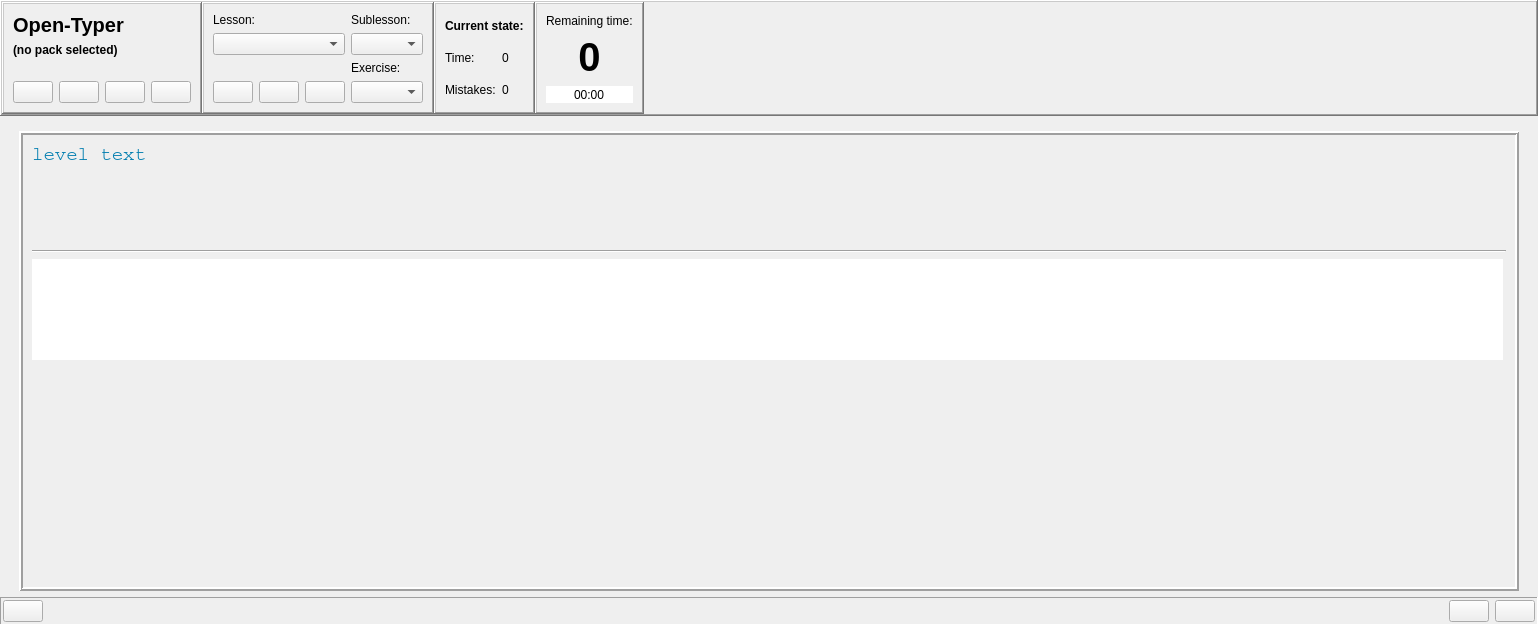
Qt form ui/opentyper.ui (Open-Typer/Open-Typer) before a commit.
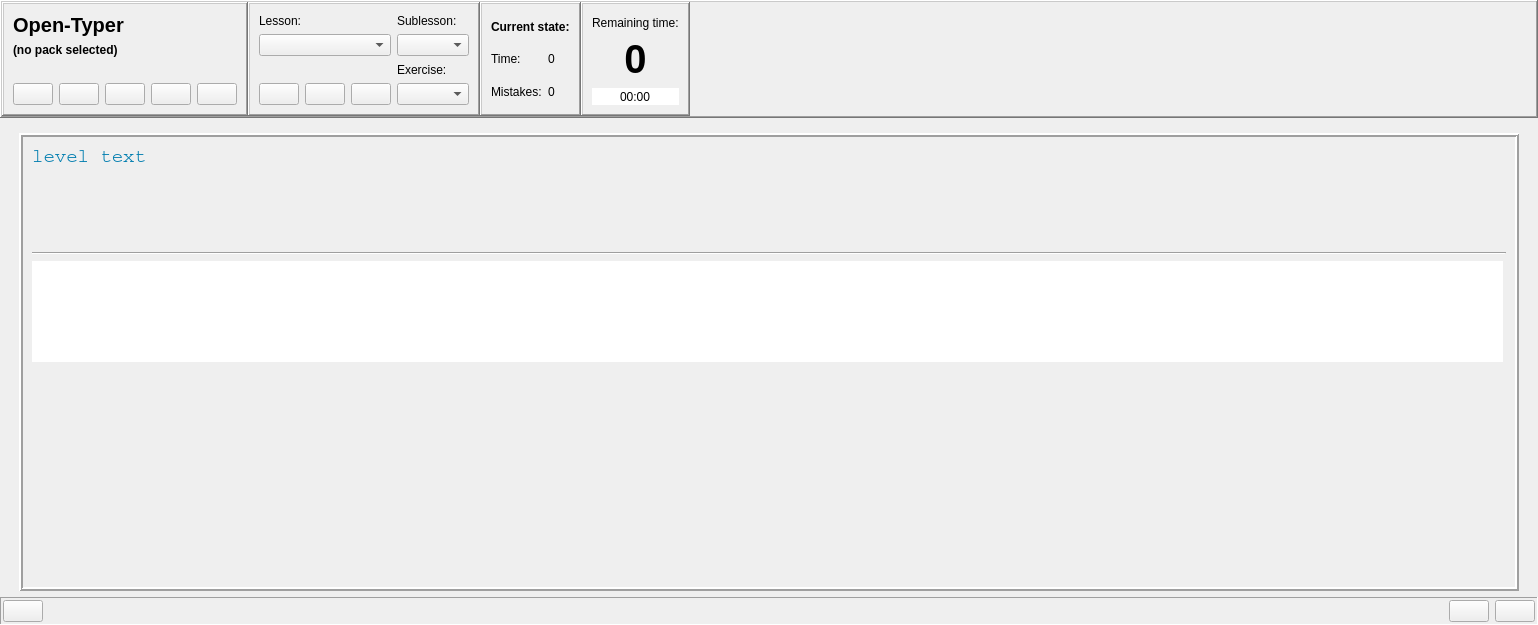
The same form after that commit. Icons and pictures are not drawn. Custom widgets are drawn as their Qt base class.

Commit message: ui: opentyper: Add student widgets

Patch:
```diff
--- a/ui/opentyper.ui
+++ b/ui/opentyper.ui
@@ -146,7 +146,7 @@
                </property>
               </widget>
              </item>
-             <item row="2" column="0" alignment="Qt::AlignLeft|Qt::AlignBottom">
+             <item row="3" column="0" alignment="Qt::AlignLeft|Qt::AlignBottom">
               <widget class="QFrame" name="mainButtonsFrame">
                <property name="sizePolicy">
                 <sizepolicy hsizetype="Preferred" vsizetype="Maximum">
@@ -289,6 +289,29 @@
                   </property>
                  </widget>
                 </item>
+                <item>
+                 <widget class="QPushButton" name="studentButton">
+                  <property name="focusPolicy">
+                   <enum>Qt::NoFocus</enum>
+                  </property>
+                  <property name="toolTip">
+                   <string>Student options</string>
+                  </property>
+                  <property name="text">
+                   <string notr="true"/>
+                  </property>
+                  <property name="icon">
+                   <iconset resource="../res.qrc">
+                    <normaloff>:/res/images/user.png</normaloff>:/res/images/user.png</iconset>
+                  </property>
+                  <property name="iconSize">
+                   <size>
+                    <width>36</width>
+                    <height>36</height>
+                   </size>
+                  </property>
+                 </widget>
+                </item>
                </layout>
               </widget>
              </item>
@@ -314,6 +337,13 @@
                </property>
               </widget>
              </item>
+             <item row="2" column="0">
+              <widget class="QLabel" name="studentLabel">
+               <property name="text">
+                <string notr="true"/>
+               </property>
+              </widget>
+             </item>
             </layout>
            </widget>
           </item>
```
